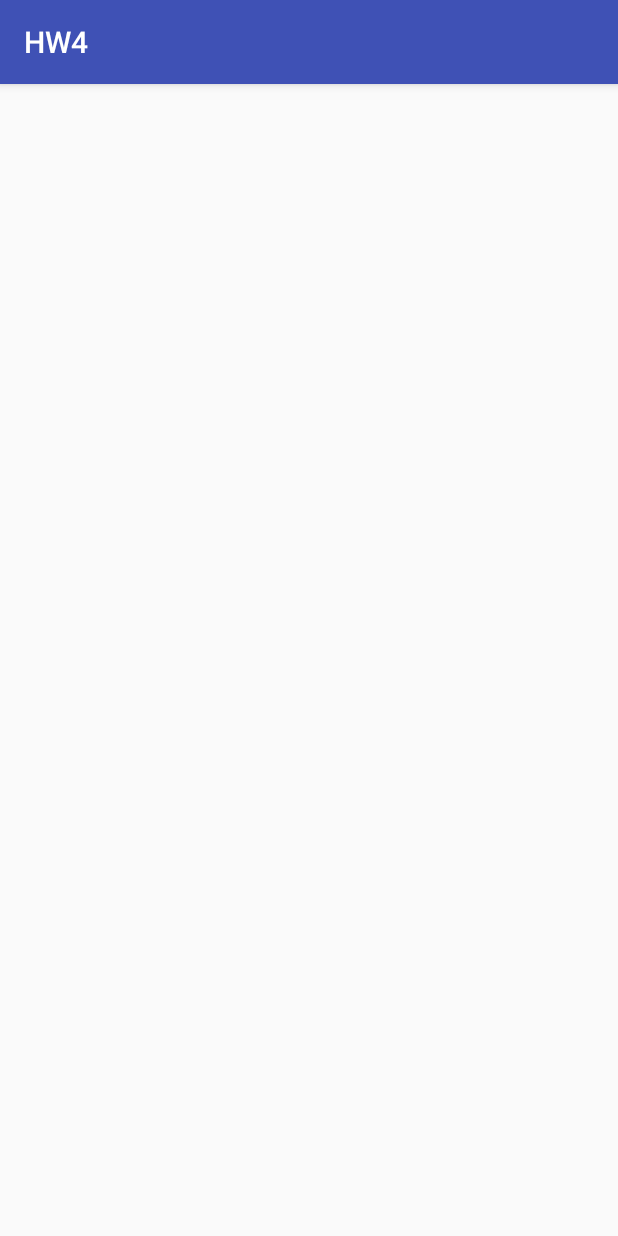
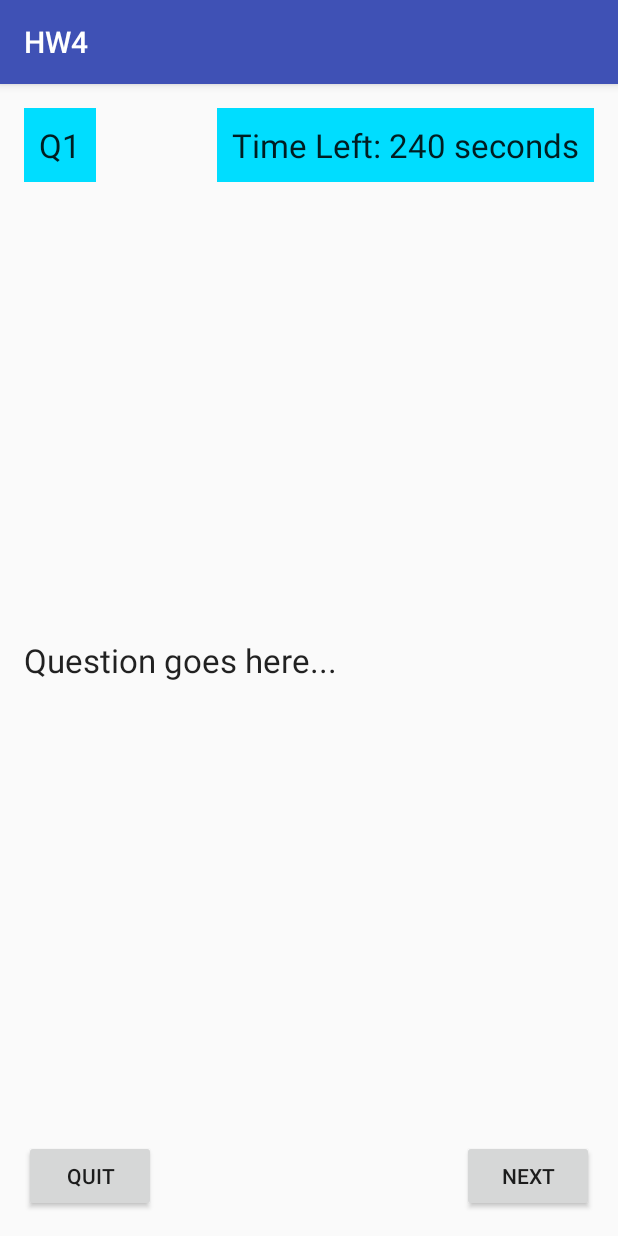
Before and after one commit to shanbutler/ITCS4180HW, an Android app: the TriviaActivity screen opened directly, with no data from a screen before it, on a phone screen of 412 x 824 dp. Run offline under Robolectric (Android 15) with nearby library versions, the phone set to English and light mode, and no system bars.

Commit message:
started part 2

```diff
--- a/HW4/app/src/main/java/com/example/shan/hw4/MainActivity.java
+++ b/HW4/app/src/main/java/com/example/shan/hw4/MainActivity.java
@@ -19,6 +19,8 @@ import java.util.ArrayList;
 
 public class MainActivity extends AppCompatActivity implements AsyncJSONGet.IData {
 
+    ArrayList<Question> questionsList = new ArrayList<Question>();
+    final static String QUESTIONS_KEY = "questionsList";
     Button exitButton;
     Button startTriviaButton;
     ImageView triviaImage;
@@ -49,9 +51,10 @@ public class MainActivity extends AppCompatActivity implements AsyncJSONGet.IDat
         startTriviaButton.setOnClickListener(new View.OnClickListener() {
             @Override
             public void onClick(View v) {
+                // pass the array list of question objects
                 Intent triviaIntent = new Intent(MainActivity.this, TriviaActivity.class);
+                triviaIntent.putExtra(QUESTIONS_KEY, questionsList);
                 startActivity(triviaIntent);
-
             }
         });
 
@@ -79,7 +82,7 @@ public class MainActivity extends AppCompatActivity implements AsyncJSONGet.IDat
         triviaReady.setVisibility(View.VISIBLE); // turn on trivia ready text
         triviaReady.setText("Trivia Ready"); // say that trivia is ready
         startTriviaButton.setEnabled(true); // turn on start trivia button
-
+        questionsList = result; // used stored questions for bundling later
     }
 
 }
--- a/HW4/app/src/main/java/com/example/shan/hw4/TriviaActivity.java
+++ b/HW4/app/src/main/java/com/example/shan/hw4/TriviaActivity.java
@@ -1,13 +1,70 @@
 package com.example.shan.hw4;
 
+import android.content.Intent;
+import android.os.CountDownTimer;
 import android.support.v7.app.AppCompatActivity;
 import android.os.Bundle;
+import android.util.Log;
+import android.widget.RadioButton;
+import android.widget.RadioGroup;
+import android.widget.TextView;
+
+import java.util.ArrayList;
 
 public class TriviaActivity extends AppCompatActivity {
+
+    ArrayList<Question> questionsList = new ArrayList<>();
+    int numCorrect;
+    TextView countdownTextView;
+    RadioGroup radioGroup;
+
+    final static String QUESTIONS_KEY = "questionsList";
+    final static String NUMBER_CORRECT = "numberCorrect";
 
     @Override
     protected void onCreate(Bundle savedInstanceState) {
         super.onCreate(savedInstanceState);
         setContentView(R.layout.activity_trivia);
+
+        countdownTextView = (TextView) findViewById(R.id.countdownTextView);
+        radioGroup = (RadioGroup) findViewById(R.id.radioGroup);
+        Bundle extras = getIntent().getExtras();
+
+
+        if(getIntent().getExtras() != null) {
+            if(extras.containsKey(MainActivity.QUESTIONS_KEY)){
+                questionsList = (ArrayList<Question>) extras.getSerializable(MainActivity.QUESTIONS_KEY);
+
+            } else{
+                Log.d("demo", "nothing passed");
+            }
+        }
+
+        // create a timer
+        final CountDownTimer timer = new CountDownTimer(241000, 1000) {
+
+            public void onTick(long millisUntilFinished) {
+                countdownTextView.setText("Time Left: " + String.valueOf(millisUntilFinished / 1000) + " seconds");
+            }
+
+            public void onFinish() {
+                countdownTextView.setText("Time Has Expired!");
+                Intent triviaIntent = new Intent(TriviaActivity.this, Stats.class);
+                triviaIntent.putExtra(QUESTIONS_KEY, questionsList);
+                triviaIntent.putExtra(NUMBER_CORRECT, numCorrect);
+                startActivity(triviaIntent);
+                finish();
+            }
+        };
+        timer.start();
+
+        /*
+        // update questions list radio group depending on amount of choices
+        for(int i = 0; i < questionsList.get(???).getChoices().size(); i++) {
+            RadioButton radioButton = new RadioButton(this);
+            radioButton.setText(questionsList.get(???).getChoices().get(i));
+            radioButton.setId(i);
+            radioGroup.addView(radioButton);
+        }*/
     }
 }
--- a/HW4/app/src/main/res/layout/activity_trivia.xml
+++ b/HW4/app/src/main/res/layout/activity_trivia.xml
@@ -9,4 +9,76 @@
     android:paddingTop="@dimen/activity_vertical_margin"
     tools:context="com.example.shan.hw4.TriviaActivity">
 
+    <TextView
+        android:layout_width="wrap_content"
+        android:layout_height="wrap_content"
+        android:textAppearance="?android:attr/textAppearanceLarge"
+        android:text="@string/q1Txt"
+        android:id="@+id/questionNumTextView"
+        android:layout_alignParentTop="true"
+        android:layout_alignParentLeft="true"
+        android:layout_alignParentStart="true"
+        android:background="@android:color/holo_blue_bright"
+        android:padding="10dp" />
+
+    <TextView
+        android:layout_width="wrap_content"
+        android:layout_height="wrap_content"
+        android:textAppearance="?android:attr/textAppearanceLarge"
+        android:text="@string/countdownTxt1"
+        android:id="@+id/countdownTextView"
+        android:layout_alignTop="@+id/questionNumTextView"
+        android:layout_alignParentRight="true"
+        android:layout_alignParentEnd="true"
+        android:padding="10dp"
+        android:background="@android:color/holo_blue_bright" />
+
+    <ImageView
+        android:layout_width="match_parent"
+        android:layout_height="match_parent"
+        android:id="@+id/imageView"
+        android:layout_below="@+id/questionNumTextView"
+        android:layout_centerHorizontal="true"
+        android:layout_marginBottom="250dp"
+        />
+
+    <TextView
+        android:layout_width="wrap_content"
+        android:layout_height="wrap_content"
+        android:textAppearance="?android:attr/textAppearanceLarge"
+        android:text="Question goes here..."
+        android:id="@+id/questionTextView"
+        android:layout_centerVertical="true"
+        android:layout_alignParentLeft="true"
+        android:layout_alignParentStart="true" />
+
+    <RadioGroup
+        android:layout_width="match_parent"
+        android:layout_height="wrap_content"
+        android:layout_below="@+id/questionTextView"
+        android:layout_alignParentLeft="true"
+        android:layout_alignParentStart="true"
+        android:id="@+id/radioGroup">
+
+
+    </RadioGroup>
+
+    <Button
+        android:layout_width="wrap_content"
+        android:layout_height="wrap_content"
+        android:text="@string/quitTxt"
+        android:id="@+id/quitButton"
+        android:layout_alignParentBottom="true"
+        android:layout_alignParentLeft="true"
+        android:layout_alignParentStart="true" />
+
+    <Button
+        android:layout_width="wrap_content"
+        android:layout_height="wrap_content"
+        android:text="@string/nextTxt"
+        android:id="@+id/nextButton"
+        android:layout_alignTop="@+id/quitButton"
+        android:layout_alignRight="@+id/radioGroup"
+        android:layout_alignEnd="@+id/radioGroup" />
+
 </RelativeLayout>
--- a/HW4/app/src/main/res/values/strings.xml
+++ b/HW4/app/src/main/res/values/strings.xml
@@ -4,4 +4,9 @@
     <string name="exitTextStr">Exit</string>
     <string name="startTriviaTxt">Start Trivia</string>
     <string name="loadingTriviaTxt">Loading Trivia</string>
+    <string name="q1Txt">Q1</string>
+    <string name="countdownTxt">You have 120 seconds remaining</string>
+    <string name="countdownTxt1">Time Left: 120 seconds</string>
+    <string name="quitTxt">Quit</string>
+    <string name="nextTxt">Next</string>
 </resources>
```
